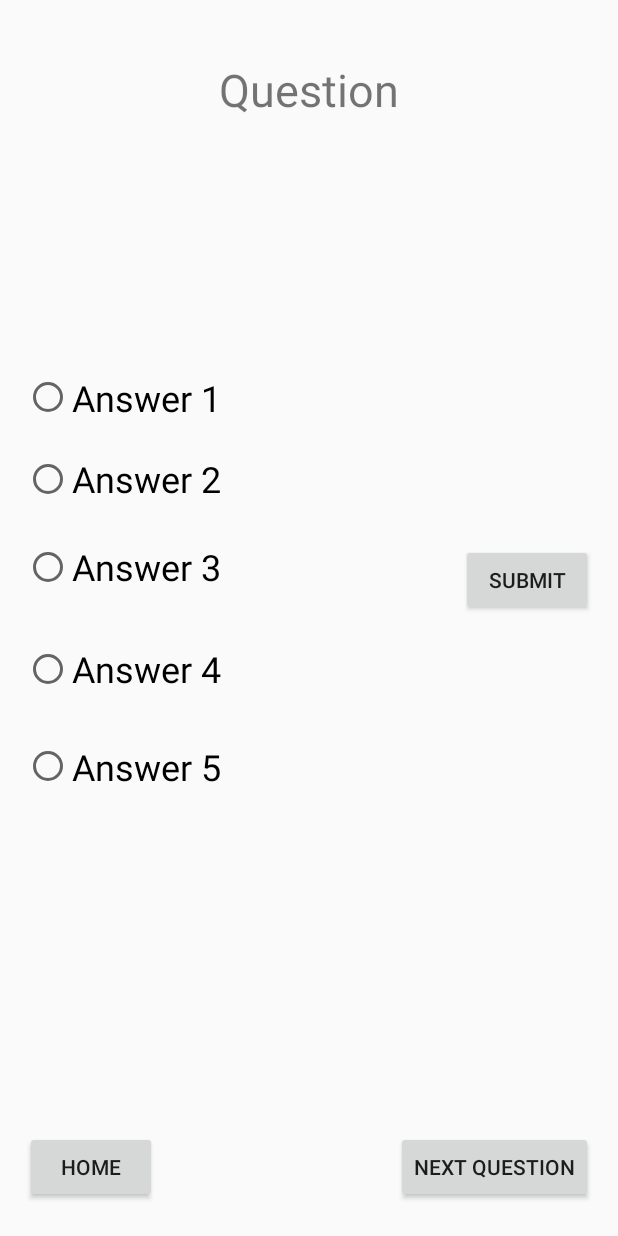
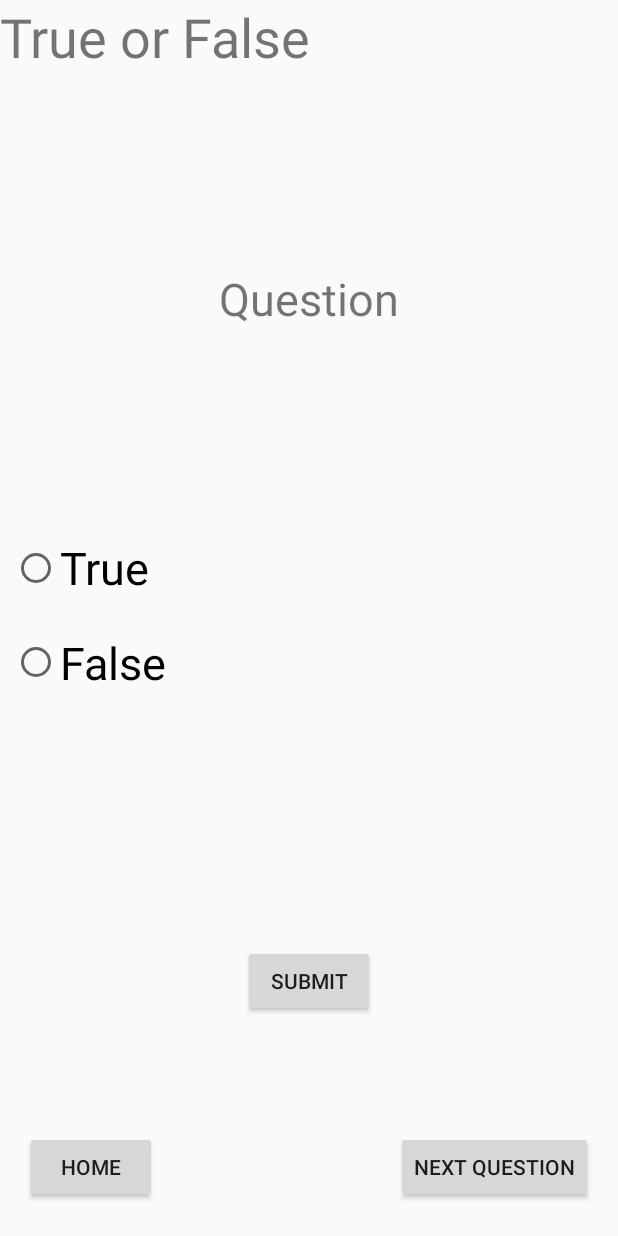
Before and after one commit to georgewpurnell/Study-App, an Android app: the layout true_false_quiz.xml on its own in the app's theme, with its tools: preview values and no code run, on a phone screen of 412 x 824 dp. Run offline under Robolectric (Android 15) with nearby library versions, the phone set to English and light mode, and no system bars.

Commit message:
Added two Quiz Views

```diff
--- a/app/src/main/res/layout/fill_in_blank_quiz.xml
+++ b/app/src/main/res/layout/fill_in_blank_quiz.xml
@@ -84,8 +84,18 @@
         android:layout_height="wrap_content"
         android:text="Fill In The Blank"
         android:textSize="36sp"
-        tools:layout_editor_absoluteX="88dp"
+        tools:layout_editor_absoluteX="66dp"
         tools:layout_editor_absoluteY="30dp" />
+
+    <EditText
+        android:id="@+id/answerFillInTheBlankQuiz"
+        android:layout_width="wrap_content"
+        android:layout_height="wrap_content"
+        android:ems="10"
+        android:hint="Type Answer"
+        android:inputType="textShortMessage|textPersonName"
+        tools:layout_editor_absoluteX="84dp"
+        tools:layout_editor_absoluteY="199dp" />
 
 
 </android.support.constraint.ConstraintLayout>
--- a/app/src/main/res/layout/true_false_quiz.xml
+++ b/app/src/main/res/layout/true_false_quiz.xml
@@ -5,6 +5,15 @@
     android:layout_width="match_parent"
     android:layout_height="match_parent"
     tools:context="com.georgewpurnell.studyapp.Quiz">
+
+    <TextView
+        android:id="@+id/trueFalseQuiz"
+        android:layout_width="wrap_content"
+        android:layout_height="wrap_content"
+        android:text="True or False"
+        android:textSize="36sp"
+        tools:layout_editor_absoluteX="87dp"
+        tools:layout_editor_absoluteY="30dp" />
 
     <TextView
         android:id="@+id/questionQuiz"
@@ -20,7 +29,7 @@
         app:layout_constraintLeft_toLeftOf="parent"
         app:layout_constraintRight_toRightOf="parent"
         app:layout_constraintTop_toTopOf="parent"
-        app:layout_constraintVertical_bias="0.041" />
+        app:layout_constraintVertical_bias="0.222" />
 
 
 
@@ -50,115 +59,11 @@
         app:layout_constraintRight_toRightOf="parent"
         android:layout_marginLeft="8dp"
         app:layout_constraintLeft_toLeftOf="parent"
-        app:layout_constraintHorizontal_bias="0.971"
         app:layout_constraintTop_toTopOf="parent"
         android:layout_marginTop="8dp"
         app:layout_constraintBottom_toBottomOf="parent"
         android:layout_marginBottom="8dp"
-        app:layout_constraintVertical_bias="0.467" />
-
-    <RadioGroup
-        android:layout_width="wrap_content"
-        android:layout_height="wrap_content"
-        tools:layout_editor_absoluteX="-185dp"
-        tools:layout_editor_absoluteY="73dp" />
-
-    <RadioGroup
-        android:id="@+id/answerGroupQuiz"
-        android:layout_width="259dp"
-        android:layout_height="354dp"
-        android:layout_marginBottom="8dp"
-        android:layout_marginLeft="8dp"
-        android:layout_marginRight="8dp"
-        android:layout_marginTop="8dp"
-        app:layout_constraintBottom_toBottomOf="parent"
-        app:layout_constraintLeft_toLeftOf="parent"
-        app:layout_constraintRight_toRightOf="parent"
-        app:layout_constraintTop_toTopOf="parent"
-        app:layout_constraintHorizontal_bias="0.0"
-        tools:layout_editor_absoluteY="58dp">
-
-        <RadioButton
-            android:id="@+id/answerQuiz1"
-            android:layout_width="171dp"
-            android:layout_height="43dp"
-            android:layout_marginBottom="8dp"
-            android:layout_marginLeft="8dp"
-            android:layout_marginRight="7dp"
-            android:layout_marginTop="8dp"
-            android:text="Answer 1"
-            android:textSize="24sp"
-            app:layout_constraintBottom_toBottomOf="parent"
-            app:layout_constraintHorizontal_bias="0.033"
-            app:layout_constraintLeft_toLeftOf="parent"
-            app:layout_constraintRight_toRightOf="parent"
-            app:layout_constraintTop_toTopOf="parent"
-            app:layout_constraintVertical_bias="0.263" />
-
-        <RadioButton
-            android:id="@+id/answerQuiz2"
-            android:layout_width="171dp"
-            android:layout_height="49dp"
-            android:layout_marginLeft="8dp"
-            android:layout_marginRight="8dp"
-            android:text="Answer 2"
-            android:textSize="24sp"
-            app:layout_constraintHorizontal_bias="0.033"
-            app:layout_constraintLeft_toLeftOf="parent"
-            app:layout_constraintRight_toRightOf="parent"
-            tools:layout_editor_absoluteY="184dp" />
-
-        <RadioButton
-            android:id="@+id/answerQuiz3"
-            android:layout_width="174dp"
-            android:layout_height="52dp"
-            android:layout_marginBottom="8dp"
-            android:layout_marginLeft="8dp"
-            android:layout_marginRight="8dp"
-            android:layout_marginTop="8dp"
-            android:text="Answer 3"
-            android:textSize="24sp"
-            app:layout_constraintBottom_toBottomOf="parent"
-            app:layout_constraintHorizontal_bias="0.033"
-            app:layout_constraintLeft_toLeftOf="parent"
-            app:layout_constraintRight_toRightOf="parent"
-            app:layout_constraintTop_toTopOf="parent"
-            app:layout_constraintVertical_bias="0.49" />
-
-        <RadioButton
-            android:id="@+id/answerQuiz4"
-            android:layout_width="171dp"
-            android:layout_height="52dp"
-            android:layout_marginBottom="8dp"
-            android:layout_marginLeft="8dp"
-            android:layout_marginRight="7dp"
-            android:layout_marginTop="8dp"
-            android:text="Answer 4"
-            android:textSize="24sp"
-            app:layout_constraintBottom_toBottomOf="parent"
-            app:layout_constraintHorizontal_bias="0.033"
-            app:layout_constraintLeft_toLeftOf="parent"
-            app:layout_constraintRight_toRightOf="parent"
-            app:layout_constraintTop_toTopOf="parent"
-            app:layout_constraintVertical_bias="0.62" />
-
-        <RadioButton
-            android:id="@+id/answerQuiz5"
-            android:layout_width="174dp"
-            android:layout_height="46dp"
-            android:layout_marginBottom="8dp"
-            android:layout_marginLeft="8dp"
-            android:layout_marginRight="8dp"
-            android:layout_marginTop="8dp"
-            android:text="Answer 5"
-            android:textSize="24sp"
-            app:layout_constraintBottom_toBottomOf="parent"
-            app:layout_constraintHorizontal_bias="0.033"
-            app:layout_constraintLeft_toLeftOf="parent"
-            app:layout_constraintRight_toRightOf="parent"
-            app:layout_constraintTop_toTopOf="parent"
-            app:layout_constraintVertical_bias="0.73" />
-    </RadioGroup>
+        app:layout_constraintVertical_bias="0.818" />
 
     <Button
         android:id="@+id/nextQuestionQuiz"
@@ -176,5 +81,52 @@
         app:layout_constraintTop_toTopOf="parent"
         app:layout_constraintVertical_bias="0.982" />
 
+    <RadioGroup
+        android:layout_width="159dp"
+        android:layout_height="126dp"
+        android:layout_marginBottom="8dp"
+        android:layout_marginTop="8dp"
+        app:layout_constraintBottom_toBottomOf="parent"
+        app:layout_constraintTop_toTopOf="parent"
+        app:layout_constraintVertical_bias="0.498"
+        tools:layout_editor_absoluteX="113dp">
+
+        <RadioButton
+            android:id="@+id/radioButton6"
+            android:layout_width="117dp"
+            android:layout_height="67dp"
+            android:layout_marginBottom="8dp"
+            android:layout_marginLeft="8dp"
+            android:layout_marginRight="8dp"
+            android:layout_marginTop="8dp"
+            android:layout_weight="1"
+            android:text="True"
+            android:textSize="30sp"
+            app:layout_constraintBottom_toBottomOf="parent"
+            app:layout_constraintHorizontal_bias="0.091"
+            app:layout_constraintLeft_toLeftOf="parent"
+            app:layout_constraintRight_toRightOf="parent"
+            app:layout_constraintTop_toTopOf="parent"
+            app:layout_constraintVertical_bias="0.616" />
+
+        <RadioButton
+            android:id="@+id/radioButton7"
+            android:layout_width="139dp"
+            android:layout_height="68dp"
+            android:layout_marginBottom="8dp"
+            android:layout_marginLeft="8dp"
+            android:layout_marginRight="8dp"
+            android:layout_marginTop="8dp"
+            android:layout_weight="1"
+            android:text="False"
+            android:textSize="30sp"
+            app:layout_constraintBottom_toBottomOf="parent"
+            app:layout_constraintHorizontal_bias="0.995"
+            app:layout_constraintLeft_toLeftOf="parent"
+            app:layout_constraintRight_toRightOf="parent"
+            app:layout_constraintTop_toTopOf="parent"
+            app:layout_constraintVertical_bias="0.702" />
+    </RadioGroup>
+
 
 </android.support.constraint.ConstraintLayout>
```
